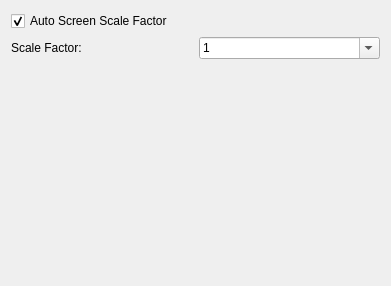
qcad/qcad, file scripts/Edit/AppPreferences/UiPreferences/PreferencesPage.ui: the form before one commit.
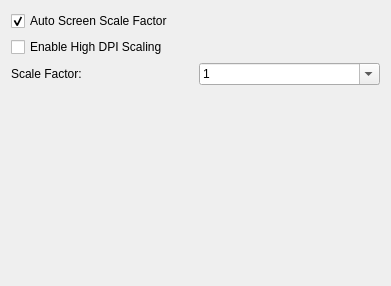
The form after the commit.

Commit message: update high dpi support

```diff
--- a/scripts/Edit/AppPreferences/UiPreferences/PreferencesPage.ui
+++ b/scripts/Edit/AppPreferences/UiPreferences/PreferencesPage.ui
@@ -21,6 +21,13 @@
      </property>
     </widget>
    </item>
+   <item>
+    <widget class="QCheckBox" name="EnableHighDpiScaling">
+     <property name="text">
+      <string>Enable High DPI Scaling</string>
+     </property>
+    </widget>
+   </item>
    <item>
     <layout class="QHBoxLayout" name="horizontalLayout">
      <item>
```
